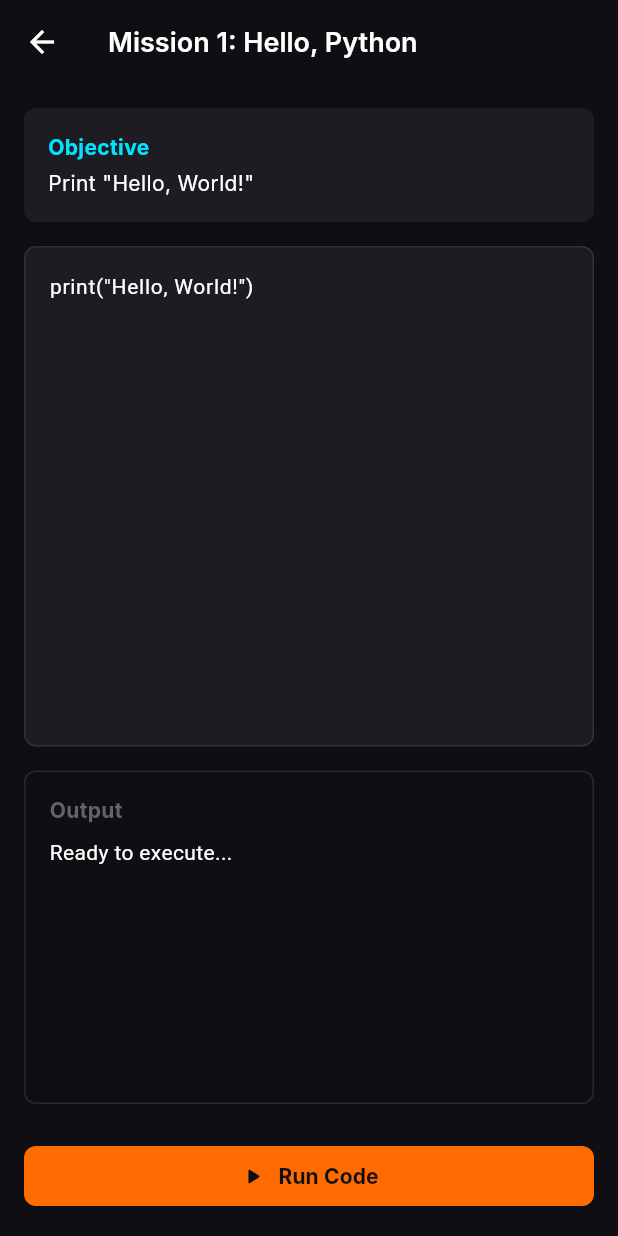
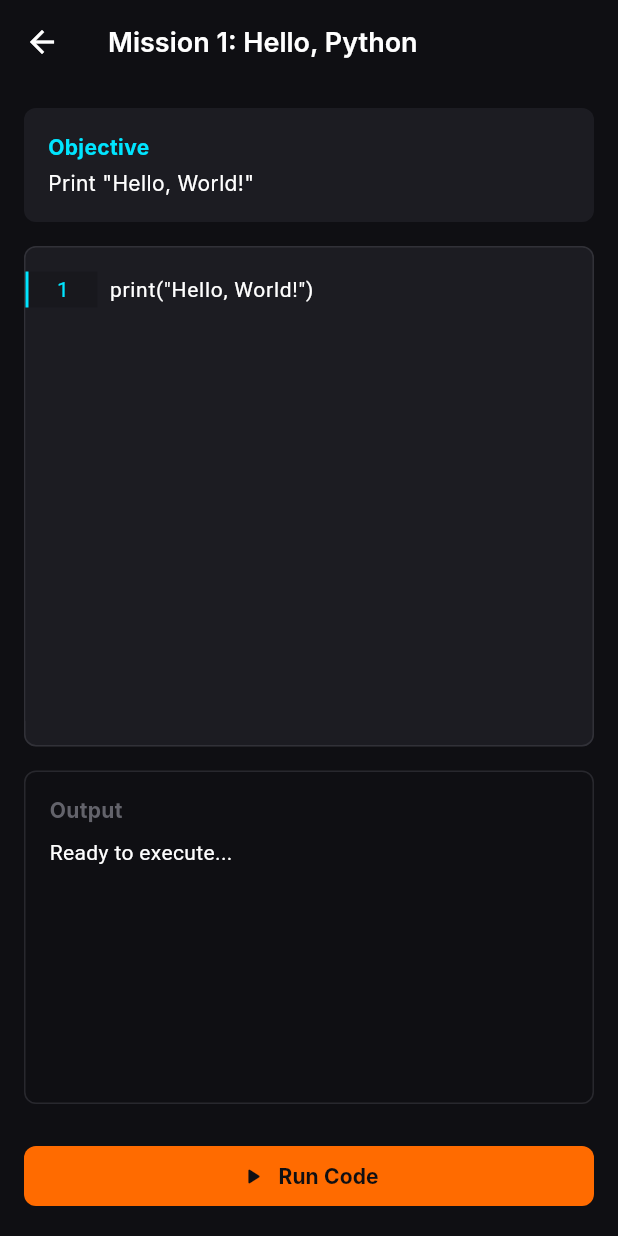
Before and after one commit to MirZayir/Python-Forge, a Flutter app: the screen it shows after launch, after a tap on "MISSION 1", on a phone screen of 412 x 824 dp. Run offline on Flutter 3.47's test engine with Material 3 defaults, Android fonts, the phone set to English and light mode, and no system bars; our stand-ins replace flutter_riverpod, go_router, shared_preferences; Roboto replaces fonts that are missing (Inter, JetBrains Mono).

Commit message:
feat(editor): implement line number gutter

```diff
--- a/lib/features/poc/presentation/screens/mission_screen.dart
+++ b/lib/features/poc/presentation/screens/mission_screen.dart
@@ -11,7 +11,7 @@ import '../../../../core/widgets/forge_card.dart';
 import '../../../../core/widgets/forge_scaffold.dart';
 import '../../domain/models/mission.dart';
 
-/// Milestone 1 - Phase 1: Editor Skeleton (Native MethodChannel).
+/// Milestone 1 - Phase 1: Editor Skeleton (Line Number Gutter).
 /// A structural UI layout for the interactive learning environment.
 class MissionScreen extends StatefulWidget {
   final Mission mission;
@@ -24,22 +24,68 @@ class MissionScreen extends StatefulWidget {
 
 class _MissionScreenState extends State<MissionScreen> {
   late final TextEditingController _codeController;
+  late final ScrollController _editorScrollController;
+  late final ScrollController _gutterScrollController;
+
   static const platform = MethodChannel('python_forge/native');
 
   String _outputText = 'Ready to execute...';
   bool _isRunning = false;
 
+  int _lineCount = 1;
+  int _currentLine = 1;
+
   @override
   void initState() {
     super.initState();
-    // Initialize the editor with the required text
     _codeController = TextEditingController(text: 'print("Hello, World!")');
+    _editorScrollController = ScrollController();
+    _gutterScrollController = ScrollController();
+
+    _codeController.addListener(_onTextChanged);
+    _editorScrollController.addListener(_syncScroll);
+
+    // Initialize line count and active line
+    _onTextChanged();
   }
 
   @override
   void dispose() {
+    _codeController.removeListener(_onTextChanged);
+    _editorScrollController.removeListener(_syncScroll);
+
     _codeController.dispose();
+    _editorScrollController.dispose();
+    _gutterScrollController.dispose();
     super.dispose();
+  }
+
+  void _syncScroll() {
+    if (_editorScrollController.hasClients &&
+        _gutterScrollController.hasClients) {
+      _gutterScrollController.jumpTo(_editorScrollController.offset);
+    }
+  }
+
+  void _onTextChanged() {
+    final text = _codeController.text;
+    final lines = '\n'.allMatches(text).length + 1;
+
+    final selection = _codeController.selection;
+    int current = 1;
+    if (selection.isValid &&
+        selection.baseOffset >= 0 &&
+        selection.baseOffset <= text.length) {
+      final textBeforeCursor = text.substring(0, selection.baseOffset);
+      current = '\n'.allMatches(textBeforeCursor).length + 1;
+    }
+
+    if (_lineCount != lines || _currentLine != current) {
+      setState(() {
+        _lineCount = lines;
+        _currentLine = current;
+      });
+    }
   }
 
   Future<void> _runCode() async {
@@ -123,9 +169,60 @@ class _MissionScreenState extends State<MissionScreen> {
                   width: 1.0,
                 ),
               ),
-              padding: const EdgeInsets.all(AppSpacing.medium),
+              padding: const EdgeInsets.symmetric(vertical: AppSpacing.medium),
+              child: Row(
+                crossAxisAlignment: CrossAxisAlignment.stretch,
+                children: [
+                  // Line Number Gutter
+                  Container(
+                    width: 48.0,
+                    color: AppColors.crucibleGrey,
+                    child: ListView.builder(
+                      controller: _gutterScrollController,
+                      padding: EdgeInsets.zero,
+                      physics:
+                          const NeverScrollableScrollPhysics(), // Managed by _syncScroll
+                      itemCount: _lineCount,
+                      itemBuilder: (context, index) {
+                        final lineNumber = index + 1;
+                        final isCurrent = lineNumber == _currentLine;
+
+                        return Container(
+                          height: 24.0, // Fixed height per line
+                          alignment: Alignment.center,
+                          decoration: BoxDecoration(
+                            color: isCurrent
+                                ? AppColors.obsidian.withOpacity(0.3)
+                                : Colors.transparent,
+                            border: Border(
+                              left: BorderSide(
+                                color: isCurrent
+                                    ? AppColors.logicCyan
+                                    : Colors.transparent,
+                                width: 2.0,
+                              ),
+                            ),
+                          ),
+                          child: Text(
+                            '$lineNumber',
+                            style: AppTypography.code.copyWith(
+                              color: isCurrent
+                                  ? AppColors.logicCyan
+                                  : AppColors.syntaxGrey,
+                              fontSize: 14.0,
+                            ),
+                          ),
+                        );
+                      },
+                    ),
+                  ),
+                  const SizedBox(width: AppSpacing.small),
+
+                  // Text Editor
+                  Expanded(
                     child: TextField(
                       controller: _codeController,
+                      scrollController: _editorScrollController,
                       maxLines: null,
                       expands: true,
                       keyboardType: TextInputType.multiline,
@@ -134,12 +231,19 @@ class _MissionScreenState extends State<MissionScreen> {
                       textCapitalization: TextCapitalization.none,
                       style: AppTypography.code.copyWith(
                         color: Colors.white,
+                        fontSize: 14.0,
+                        height: 24.0 /
+                            14.0, // Perfectly aligns with 24.0 height in gutter
                       ),
                       cursorColor: AppColors.forgeEmber,
                       decoration: const InputDecoration(
                         border: InputBorder.none,
-                  contentPadding: EdgeInsets.zero,
+                        contentPadding:
+                            EdgeInsets.only(right: AppSpacing.medium),
                       ),
+                    ),
+                  ),
+                ],
               ),
             ),
           ),
--- a/pubspec.yaml
+++ b/pubspec.yaml
@@ -14,6 +14,7 @@ dependencies:
   go_router: ^14.0.0
   flutter_riverpod: ^3.3.0
   logger: ^2.4.0
+  shared_preferences: ^2.5.3
 
 dev_dependencies:
   flutter_test:
```
Also changed, not shown: lib/core/storage/progress_service.dart (added, +27 -0 lines), lib/screens/home_screen.dart (deleted, +0 -188 lines), pubspec.lock, 1 other file. Lines whose indentation alone changed are shown as unchanged.
